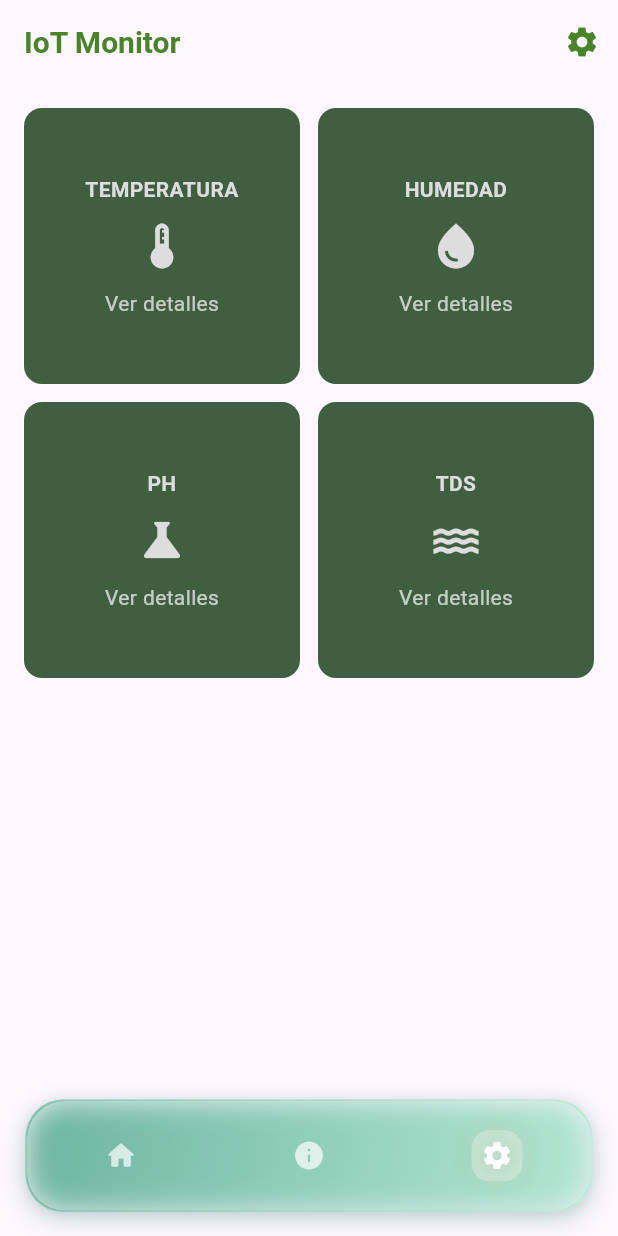
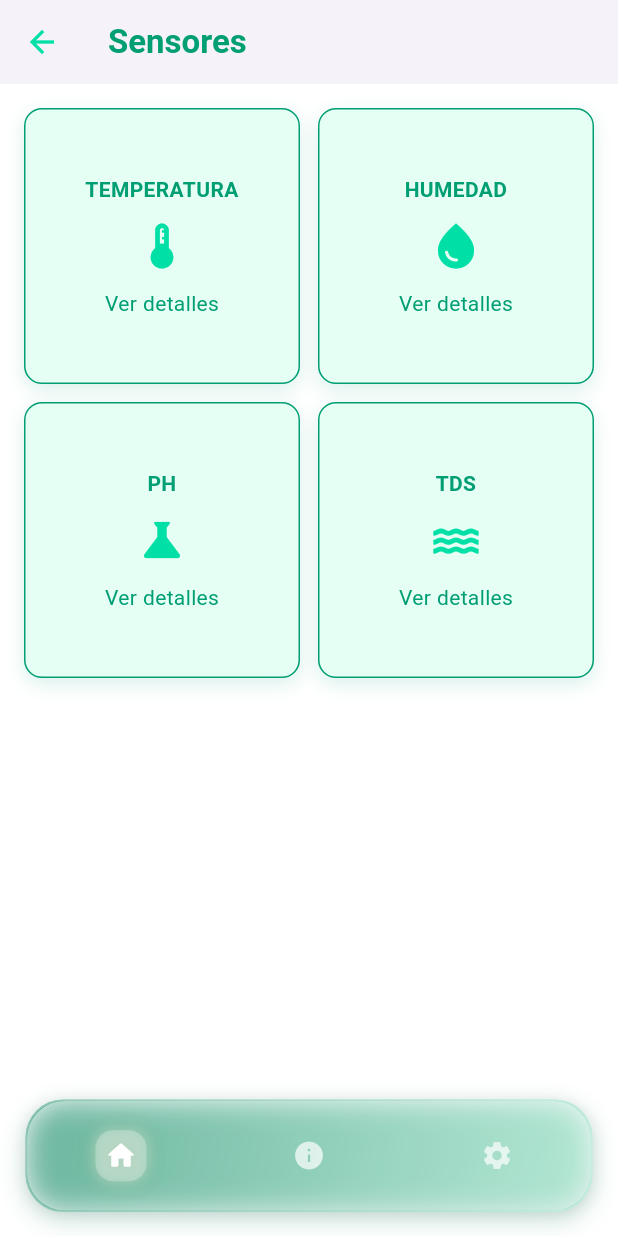
Before and after one commit to CarlaGF19/Iot_Mobile, a Flutter app: the SensorDashboardScreen screen opened by its route, on a phone screen of 412 x 824 dp. Run offline on Flutter 3.47's test engine with Material 3 defaults, Android fonts, the light colour scheme and no system bars; our stand-ins replace fl_chart, go_router, shared_preferences; accounts and stored records are empty.

Commit message:
Actualiza estilo del Sensor Dashboard (header blanco y paleta verde)

```diff
--- a/lib/screens/sensor_dashboard_screen.dart
+++ b/lib/screens/sensor_dashboard_screen.dart
@@ -1,4 +1,5 @@
 import 'package:flutter/material.dart';
+import 'package:go_router/go_router.dart';
 import 'package:shared_preferences/shared_preferences.dart';
 
 import 'sensor_detail_page.dart';
@@ -89,26 +90,25 @@ class _SensorDashboardScreenState extends State<SensorDashboardScreen> {
   @override
   Widget build(BuildContext context) {
     return Scaffold(
+      backgroundColor: Colors.white,
       appBar: AppBar(
-        backgroundColor: Colors.transparent,
-        elevation: 0,
-        shape: const RoundedRectangleBorder(
-          borderRadius: BorderRadius.zero, // Esquinas completamente rectas
-        ),
-        title: Text(
-          "IoT Monitor",
+        backgroundColor: Colors.white,
+        elevation: 2,
+        title: const Text(
+          'Sensores',
           style: TextStyle(
-            color: const Color(0xFF498428), // Verde oscuro para el texto
+            color: Color(0xFF009E73),
             fontWeight: FontWeight.w600,
-            fontSize: 20,
           ),
         ),
-        actions: [
-          IconButton(
-            icon: const Icon(Icons.settings, color: Color(0xFF498428)), // Verde oscuro para el ícono
-            onPressed: _setIpDialog,
-          ),
-        ],
+        leading: IconButton(
+          icon: const Icon(Icons.arrow_back, color: Color(0xFF00E0A6)),
+          onPressed: () {
+            // Usar pop para evitar conflictos con Navigator.push desde MainMenu
+            Navigator.pop(context);
+          },
+        ),
+        iconTheme: const IconThemeData(color: Color(0xFF00E0A6)),
       ),
       body: Padding(
         padding: const EdgeInsets.all(16.0),
@@ -140,7 +140,8 @@ class _SensorDashboardScreenState extends State<SensorDashboardScreen> {
           ],
         ),
       ),
-      bottomNavigationBar: const BottomNavigationWidget(currentIndex: 2), // Device
+      // Mantener el BottomNavigation, resaltando Home para coherencia
+      bottomNavigationBar: const BottomNavigationWidget(currentIndex: 0),
     );
   }
 }
@@ -163,8 +164,16 @@ class SensorCard extends StatelessWidget {
       onTap: onTap,
       child: Container(
         decoration: BoxDecoration(
-          color: const Color.fromARGB(255, 64, 95, 65),
+          color: const Color(0xFFE6FFF5),
           borderRadius: BorderRadius.circular(12),
+          border: Border.all(color: const Color(0xFF009E73), width: 1),
+          boxShadow: const [
+            BoxShadow(
+              color: Color.fromRGBO(0, 160, 120, 0.15),
+              blurRadius: 10,
+              offset: Offset(0, 4),
+            ),
+          ],
         ),
         child: Padding(
           padding: const EdgeInsets.all(12.0),
@@ -174,17 +183,17 @@ class SensorCard extends StatelessWidget {
               Text(
                 titulo,
                 style: const TextStyle(
-                  color: Color(0xFFDDDDDD),
+                  color: Color(0xFF009E73),
                   fontWeight: FontWeight.bold,
                 ),
                 textAlign: TextAlign.center,
               ),
               const SizedBox(height: 10),
-              Icon(icono, color: Color(0xFFDDDDDD), size: 36),
+              Icon(icono, color: Color(0xFF00E0A6), size: 36),
               const SizedBox(height: 10),
               const Text(
                 "Ver detalles",
-                style: TextStyle(color: Colors.white70),
+                style: TextStyle(color: Color(0xFF009E73)),
               ),
             ],
           ),
```
